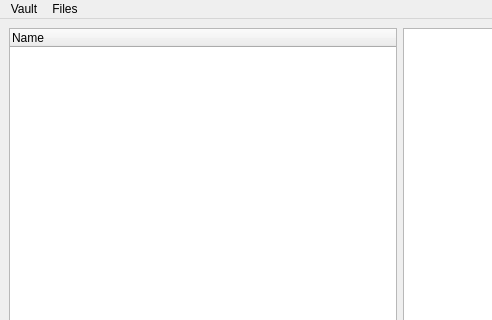
Old version of the form src/mainwindow.ui in the repository antpiasecki/dull; both pictures show x 0 to 492 and y 0 to 320 of the 800 by 600 pixel window.
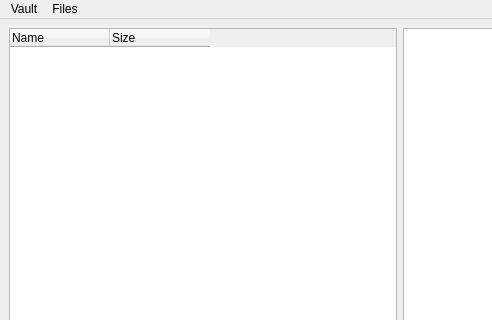
New version of the form.

```diff
--- a/src/mainwindow.ui
+++ b/src/mainwindow.ui
@@ -20,11 +20,19 @@
       <property name="contextMenuPolicy">
        <enum>Qt::ContextMenuPolicy::CustomContextMenu</enum>
       </property>
+      <attribute name="headerStretchLastSection">
+       <bool>false</bool>
+      </attribute>
       <column>
        <property name="text">
         <string>Name</string>
        </property>
       </column>
+      <column>
+       <property name="text">
+        <string>Size</string>
+       </property>
+      </column>
      </widget>
     </item>
     <item>
```
Left out of the diff: 5 changed lines with no effect on the pictures.
